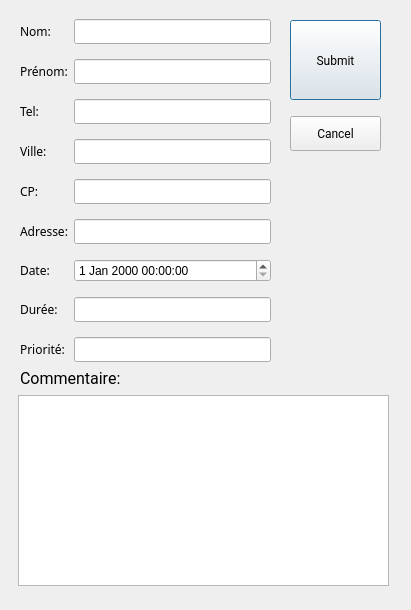
This is addpatient.ui in pholien/QtProjet as Qt 5 draws it before an edit. The edited form follows.
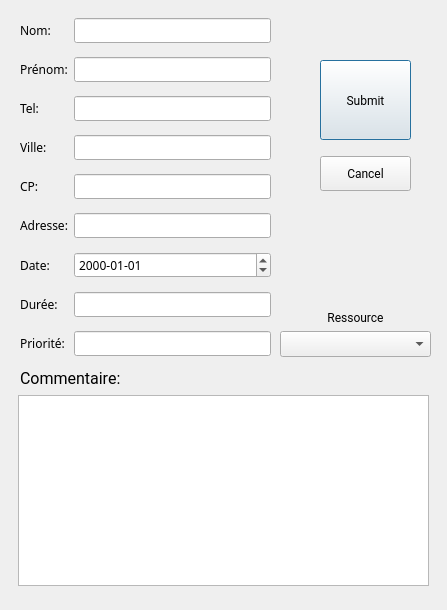
This is the edited form.

What changed in the file:
```diff
--- a/addpatient.ui
+++ b/addpatient.ui
@@ -6,7 +6,7 @@
    <rect>
     <x>0</x>
     <y>0</y>
-    <width>411</width>
+    <width>447</width>
     <height>610</height>
    </rect>
   </property>
@@ -37,7 +37,7 @@
     <rect>
      <x>18</x>
      <y>395</y>
-     <width>371</width>
+     <width>411</width>
      <height>191</height>
     </rect>
    </property>
@@ -162,9 +162,6 @@
       </property>
      </widget>
     </item>
-    <item row="6" column="1">
-     <widget class="QDateTimeEdit" name="dateTimeEdit_date"/>
-    </item>
     <item row="7" column="0">
      <widget class="QLabel" name="label_duree">
       <property name="font">
@@ -240,6 +237,28 @@
       </property>
      </widget>
     </item>
+    <item row="6" column="1">
+     <widget class="QDateEdit" name="dateEdit_debut">
+      <property name="font">
+       <font>
+        <family>微软雅黑</family>
+       </font>
+      </property>
+      <property name="dateTime">
+       <datetime>
+        <hour>0</hour>
+        <minute>0</minute>
+        <second>0</second>
+        <year>2000</year>
+        <month>1</month>
+        <day>1</day>
+       </datetime>
+      </property>
+      <property name="displayFormat">
+       <string>yyyy-MM-dd</string>
+      </property>
+     </widget>
+    </item>
    </layout>
    <zorder>lineEdit_priorite</zorder>
    <zorder>lineEdit_duree</zorder>
@@ -263,8 +282,8 @@
   <widget class="QWidget" name="layoutWidget">
    <property name="geometry">
     <rect>
-     <x>290</x>
-     <y>10</y>
+     <x>320</x>
+     <y>50</y>
      <width>91</width>
      <height>151</height>
     </rect>
@@ -320,6 +339,44 @@
     </item>
    </layout>
   </widget>
+  <widget class="QWidget" name="layoutWidget">
+   <property name="geometry">
+    <rect>
+     <x>280</x>
+     <y>310</y>
+     <width>151</width>
+     <height>47</height>
+    </rect>
+   </property>
+   <layout class="QVBoxLayout" name="verticalLayout_2">
+    <item>
+     <widget class="QLabel" name="label">
+      <property name="font">
+       <font>
+        <family>Roboto</family>
+       </font>
+      </property>
+      <property name="text">
+       <string>Ressource</string>
+      </property>
+      <property name="alignment">
+       <set>Qt::AlignCenter</set>
+      </property>
+     </widget>
+    </item>
+    <item>
+     <widget class="QComboBox" name="comboBox_res">
+      <property name="font">
+       <font>
+        <family>微软雅黑</family>
+        <pointsize>10</pointsize>
+       </font>
+      </property>
+     </widget>
+    </item>
+   </layout>
+  </widget>
+  <zorder>layoutWidget</zorder>
   <zorder>textEdit_commentaire</zorder>
   <zorder>label_commentaire</zorder>
   <zorder>layoutWidget</zorder>
```
Left out of the diff: 5 changed lines with no effect on the pictures.
